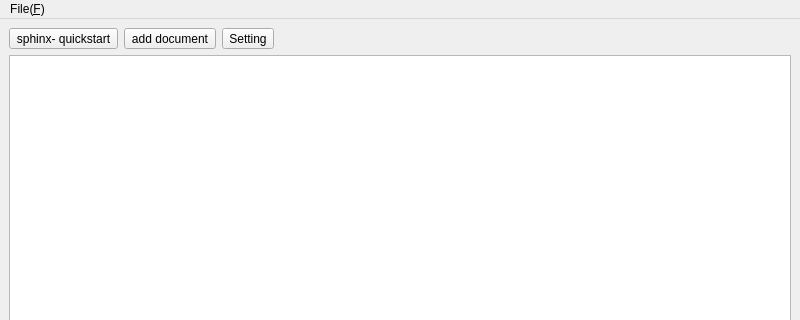
This is sphinx_explorer/main_window.ui in pashango2/sphinx-explorer as Qt 5 draws it before an edit; both pictures show x 0 to 800 and y 0 to 320 of the 800 by 600 pixel window. The edited form follows.
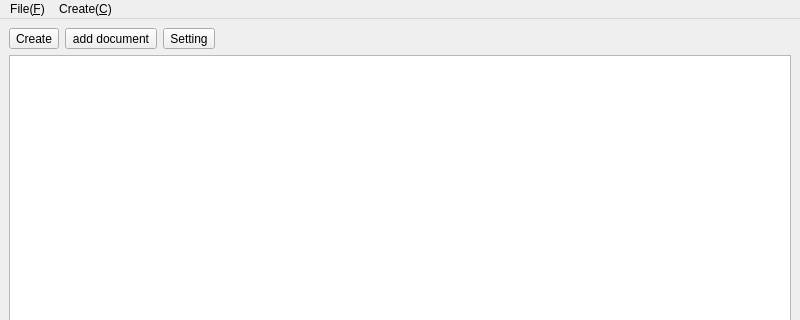
This is the edited form. Custom widgets are drawn as their Qt base class.

```diff
--- a/sphinx_explorer/main_window.ui
+++ b/sphinx_explorer/main_window.ui
@@ -20,7 +20,7 @@
       <item>
        <widget class="QToolButton" name="tool_button_quick_start">
         <property name="text">
-         <string>sphinx- quickstart</string>
+         <string>Create</string>
         </property>
         <property name="toolButtonStyle">
          <enum>Qt::ToolButtonTextBesideIcon</enum>
@@ -109,7 +109,15 @@
     <addaction name="action_settings"/>
     <addaction name="menu_editor"/>
    </widget>
+   <widget class="QMenu" name="menuCreate_C">
+    <property name="title">
+     <string>Create(&amp;C)</string>
+    </property>
+    <addaction name="action_quickstart"/>
+    <addaction name="action_apidoc"/>
+   </widget>
    <addaction name="menuFile_F"/>
+   <addaction name="menuCreate_C"/>
   </widget>
   <widget class="QStatusBar" name="statusbar"/>
   <widget class="QDockWidget" name="dock_outputs">
```
Left out of the diff: 9 changed lines with no effect on the pictures.
